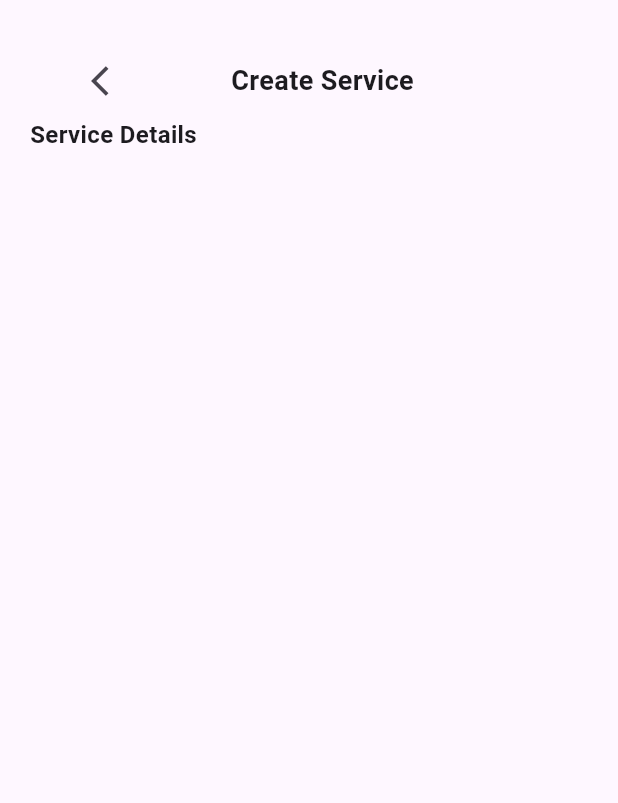
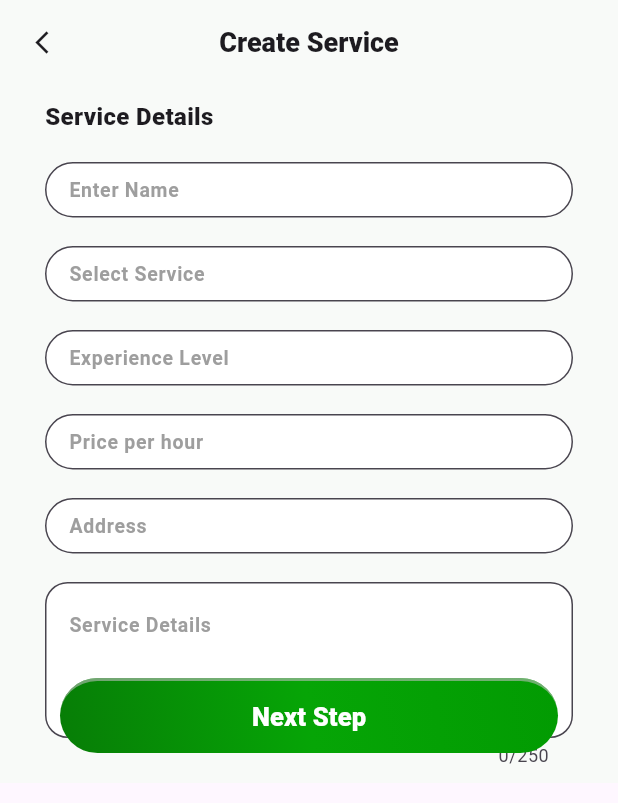
Before and after one commit to wasaamsagheer63/Services-registeration, a Flutter app: the screen it shows after launch, on a phone screen of 412 x 824 dp. Shown: the top 803 px of the screen. Run offline on Flutter 3.47's test engine with Material 3 defaults, Android fonts, the light colour scheme and no system bars; our stand-ins replace get.

Commit message:
user info getting form is ready

```diff
--- a/lib/main.dart
+++ b/lib/main.dart
@@ -2,7 +2,7 @@ import 'package:flutter/material.dart';
 import 'package:get/get.dart';
 import 'package:service_registeration/dependencies/services_binding.dart';
 import 'package:service_registeration/views/my_services.dart';
-import 'package:service_registeration/views/registration_data/service_detail.dart';
+import 'package:service_registeration/views/registration_data/service_detail_filling_form.dart';
 
 void main() {
   runApp(const MyApp());
--- a/lib/repositories/user_info_repo.dart
+++ b/lib/repositories/user_info_repo.dart
@@ -7,7 +7,7 @@ class UserInfoRepo{
   late final String userInfoEndPoint;
 
   UserInfoRepo({
-    this.userInfoEndPoint = "https://6848562eec44b9f34940977c.mockapi.io/shoe_store/s1/registration_form",});
+    this.userInfoEndPoint = "https://6848562eec44b9f34940977c.mockapi.io/user_info/s1/registration_form",});
 
 Future<void> uploadData(UserInfo userInfo)async{
   try{
--- a/lib/views/registration_data/service_detail.dart
+++ /dev/null
@@ -1,40 +0,0 @@
-import 'package:flutter/material.dart';
-import 'package:get/get.dart';
-
-class CreateService extends GetView {
-  const CreateService({super.key});
-
-  @override
-  Widget build(BuildContext context) {
-    return Scaffold(
-      body: SingleChildScrollView(
-        child: Center(
-          child: Padding(
-            padding:EdgeInsets.all(20) ,
-            child: Column(
-              crossAxisAlignment: CrossAxisAlignment.start,
-              children: [
-                SizedBox(height: 10),
-                appBar(),
-                Text("Service Details",style: TextStyle(fontSize: 16,fontWeight: FontWeight.w700),)
-
-              ],
-            ),
-          ),
-        ),
-      ),
-    );
-  }
-  Widget appBar(){
-    return Row(
-      mainAxisAlignment: MainAxisAlignment.spaceAround,
-      children: [
-        IconButton(onPressed: (){
-          Get.back();
-        }, icon:Icon(Icons.arrow_back_ios)),
-        Text("Create Service",style: TextStyle(fontSize: 18,fontWeight: FontWeight.bold),)
-      ,SizedBox(width: 30,)
-      ],
-    );
-  }
-}
--- /dev/null
+++ b/lib/views/registration_data/service_detail_filling_form.dart
@@ -0,0 +1,129 @@
+import 'package:flutter/material.dart';
+import 'package:get/get.dart';
+
+class CreateService extends GetView {
+  TextEditingController nameController = TextEditingController();
+  TextEditingController serviceController = TextEditingController();
+  TextEditingController experiencController = TextEditingController();
+  TextEditingController priceController = TextEditingController();
+  TextEditingController addressController = TextEditingController();
+  TextEditingController detailController = TextEditingController();
+  CreateService({super.key});
+
+  @override
+  Widget build(BuildContext context) {
+    return Scaffold(
+      appBar: AppBar(
+        title: Text("Create Service",style: TextStyle(fontSize: 18,fontWeight: FontWeight.w900),),
+      centerTitle: true,
+        backgroundColor:Color.fromRGBO(248, 250, 248, 1.0,),
+        leading: IconButton(onPressed: (){
+          Get.back();
+        }, icon:Icon(Icons.arrow_back_ios_new_sharp,size: 18,)),
+      ),
+      body: Container(
+        color: Color.fromRGBO(248, 250, 248, 1.0,),
+        child: SingleChildScrollView(
+          child: Padding(
+            padding:EdgeInsets.symmetric(horizontal: 30,vertical: 10) ,
+            child: Stack(
+              children:[ Column(
+                spacing: 19,
+                mainAxisAlignment: MainAxisAlignment.spaceAround,
+                crossAxisAlignment: CrossAxisAlignment.start,
+                children: [
+                  Text("Service Details",style: TextStyle(fontSize: 16,fontWeight: FontWeight.w900),),
+                  textFieldComponent("Enter Name", "Enter Name", nameController),
+                  textFieldComponent("Select Service", "Select Service", serviceController),
+                  textFieldComponent("Experience Level", "Experience Level", experiencController),
+                  textFieldComponent("Price per hour", "Price per hour", priceController),
+                  textFieldComponent("Address", "Address", addressController),
+                  textFieldforDetailComponent("Service Details", "Service Details", detailController),
+
+                ],
+              ),
+              Positioned(
+                  bottom: 10,
+                  left: 10,
+                  right: 10,
+                  child:  Container(
+                width: MediaQuery.of(context).size.width*0.70,
+                height: 50,
+                decoration: BoxDecoration(
+                  border: BoxBorder.fromLTRB(top:BorderSide(width: 2,color:Color.fromRGBO(
+                    186, 188, 186, 0.6,))),
+                  gradient: LinearGradient(colors:[Color.fromRGBO(
+                    7, 125, 6, 1.0,),Color.fromRGBO(
+                    6, 165, 6, 1.0,),Color.fromRGBO(2, 155, 2, 1.0,)],
+                      begin: Alignment.bottomLeft,
+                      end: Alignment.topRight
+
+                  ),
+                  borderRadius: BorderRadius.circular(30),
+                ),
+
+                child: Expanded(
+                  child: ElevatedButton(onPressed: (){}, child: Text("Next Step",style: TextStyle(fontSize:17,fontWeight:FontWeight.w900,color: Colors.white),),
+                    style: ElevatedButton.styleFrom(
+                      backgroundColor:Colors.transparent,
+                      shadowColor: Colors.transparent,
+                    ),),
+                ),
+              )),]
+            ),
+          ),
+        ),
+      ),
+    );
+  }
+  Widget textFieldComponent(String hintTextData, String labelData, TextEditingController textEditingController,{bool detail = false}){
+return SizedBox(
+  height:37,
+  child: TextField(
+    controller: textEditingController,
+
+    decoration:InputDecoration(
+      focusedBorder: OutlineInputBorder(
+        borderSide: BorderSide(color:Colors.grey),
+          borderRadius: BorderRadius.circular(50)
+      ),
+      border: OutlineInputBorder(
+        borderRadius: BorderRadius.circular(50)
+      ),
+      fillColor: Colors.white,
+      filled: true,
+      hintText: "",
+      hintStyle: TextStyle(color:Colors.grey,fontSize:12),
+      label: Text(labelData,style: TextStyle(color: Colors.grey,fontSize: 13,fontWeight: FontWeight.bold),)
+    ),
+
+  ),
+);
+}
+
+
+
+  Widget textFieldforDetailComponent(String hintTextData, String labelData, TextEditingController textEditingController){
+    return TextField(
+      controller: textEditingController,
+      maxLines: 3,
+      maxLength: 250,
+
+      decoration:InputDecoration(
+          focusedBorder: OutlineInputBorder(
+              borderSide: BorderSide(color:Colors.grey),
+              borderRadius: BorderRadius.circular(15),
+          ),
+          border: OutlineInputBorder(
+              borderRadius: BorderRadius.circular(15)
+          ),
+        fillColor: Colors.white,
+        filled: true,
+          hintText:hintTextData,
+          hintStyle: TextStyle(color:Colors.grey,fontSize:13,fontWeight: FontWeight.bold),
+      ),
+
+    );
+  }
+
+}
```
